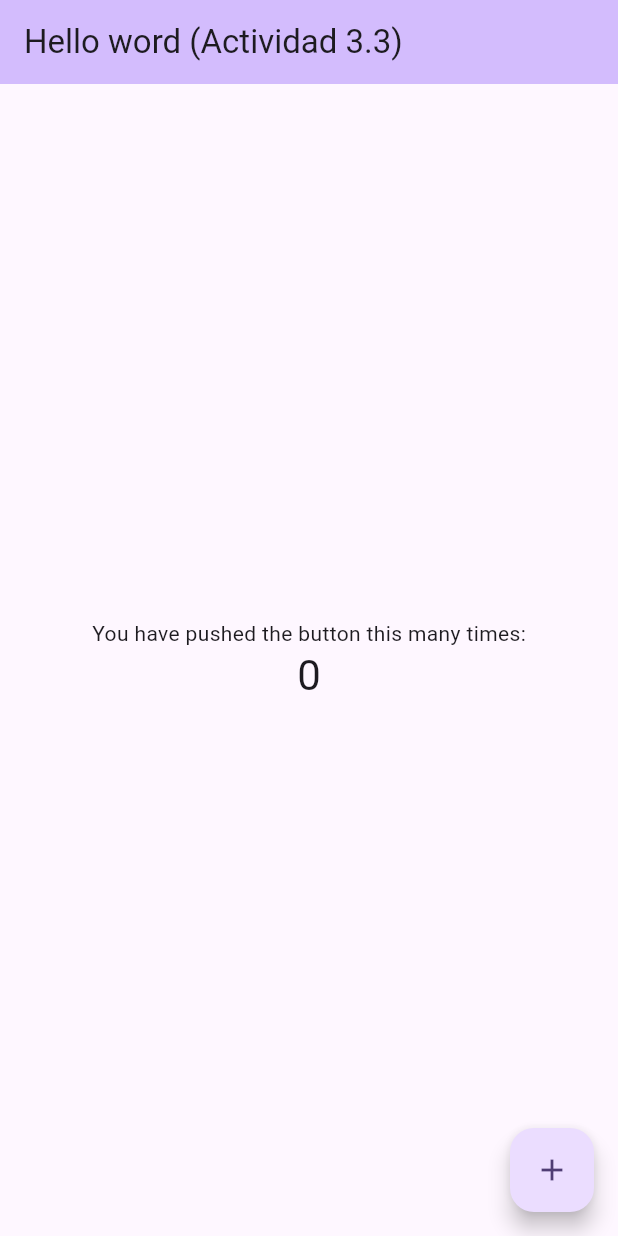
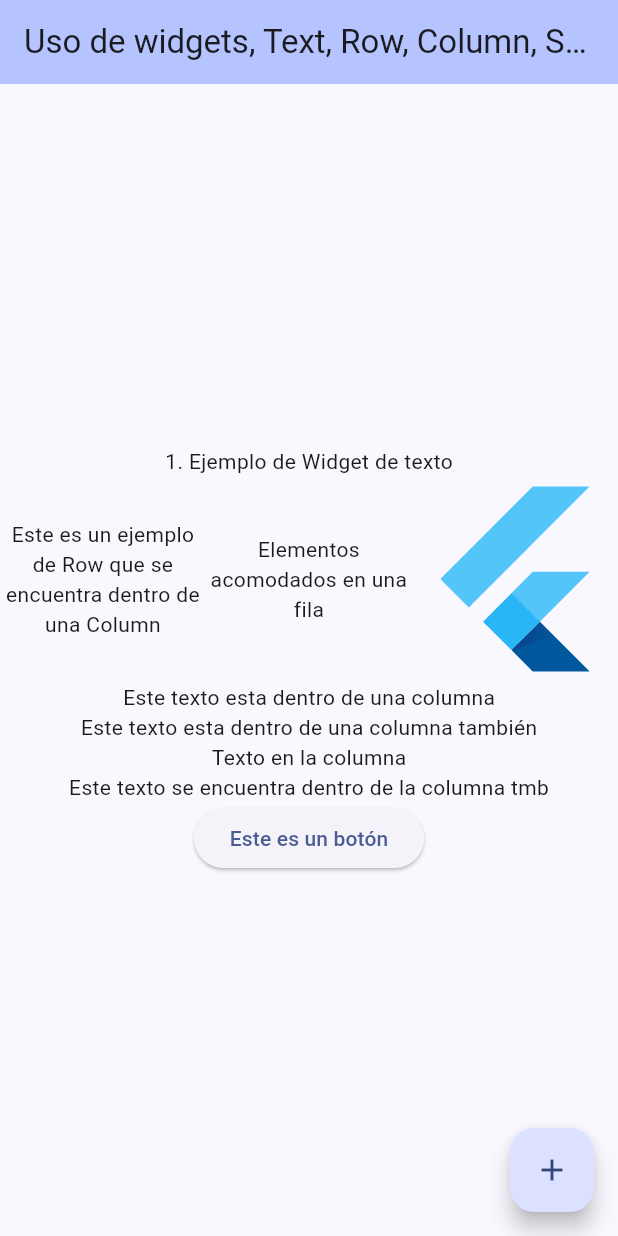
Before and after one commit to erwinfrancisco/flutter-hello-word, a Flutter app: the screen it shows after launch, on a phone screen of 412 x 824 dp. Run offline on Flutter 3.47's test engine with Material 3 defaults, Android fonts, the phone set to English and light mode, and no system bars.

Commit message:
Actividad 3.4 utilización de widgets

```diff
--- a/lib/main.dart
+++ b/lib/main.dart
@@ -28,9 +28,13 @@ class MyApp extends StatelessWidget {
         //
         // This works for code too, not just values: Most code changes can be
         // tested with just a hot reload.
-        colorScheme: ColorScheme.fromSeed(seedColor: Colors.deepPurple),
+        colorScheme: ColorScheme.fromSeed(
+          seedColor: const Color.fromARGB(255, 58, 89, 183),
+        ),
       ),
-      home: const MyHomePage(title: 'Hello word (Actividad 3.3)'),
+      home: const MyHomePage(
+        title: 'Uso de widgets, Text, Row, Column, Stack y Container',
+      ),
     );
   }
 }
@@ -104,10 +108,41 @@ class _MyHomePageState extends State<MyHomePage> {
           // wireframe for each widget.
           mainAxisAlignment: MainAxisAlignment.center,
           children: <Widget>[
-            const Text('You have pushed the button this many times:'),
-            Text(
-              '$_counter',
-              style: Theme.of(context).textTheme.headlineMedium,
+            Text("1. Ejemplo de Widget de texto"),
+            const Row(
+              children: <Widget>[
+                Expanded(
+                  child: Text(
+                    'Este es un ejemplo de Row que se encuentra dentro de una Column',
+                    textAlign: TextAlign.center,
+                  ),
+                ),
+                Expanded(
+                  child: Text(
+                    'Elementos acomodados en una fila',
+                    textAlign: TextAlign.center,
+                  ),
+                ),
+                Expanded(child: FittedBox(child: FlutterLogo())),
+              ],
+            ),
+
+            // const Text('Tienes que presionar el botón muchas veces:'),
+            // Text(
+            //   '$_counter',
+            //   style: Theme.of(context).textTheme.headlineMedium,
+            // ),
+            const Text('Este texto esta dentro de una columna'),
+            const Text('Este texto esta dentro de una columna también'),
+            const Text('Texto en la columna'),
+            const Text("Este texto se encuentra dentro de la columna tmb"),
+
+            // ↓ Add this.
+            ElevatedButton(
+              onPressed: () {
+                print('button pressed!');
+              },
+              child: Text('Este es un botón'),
             ),
           ],
         ),
```
Also changed, not shown: pubspec copy.yaml (added, +89 -0 lines).
